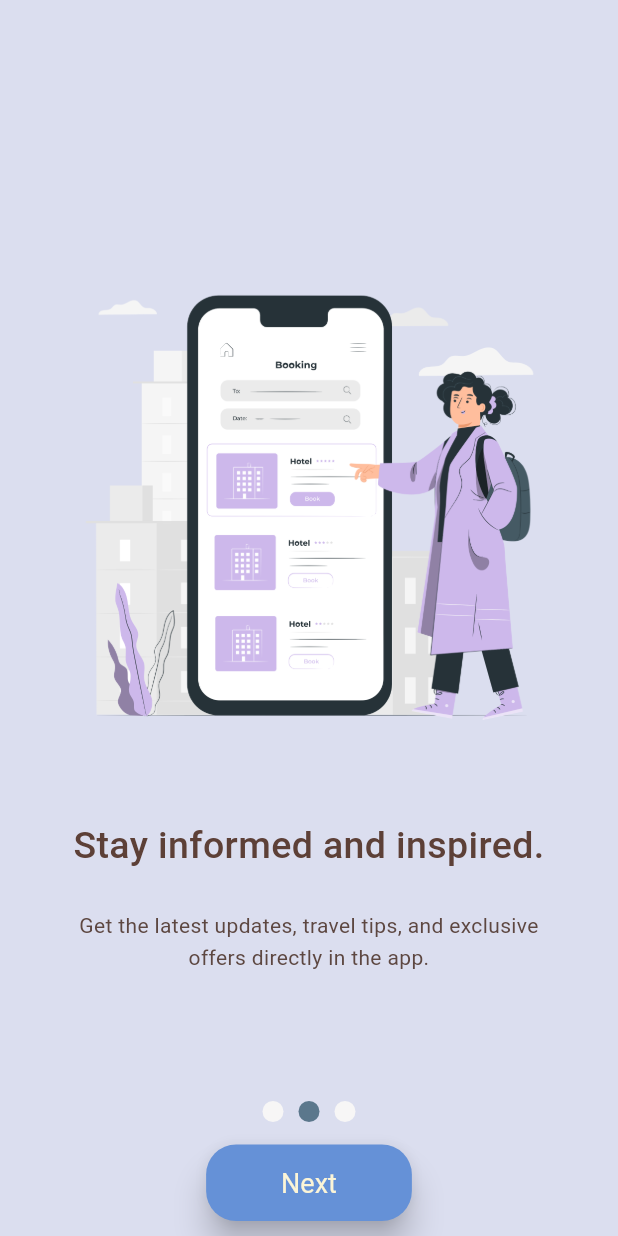
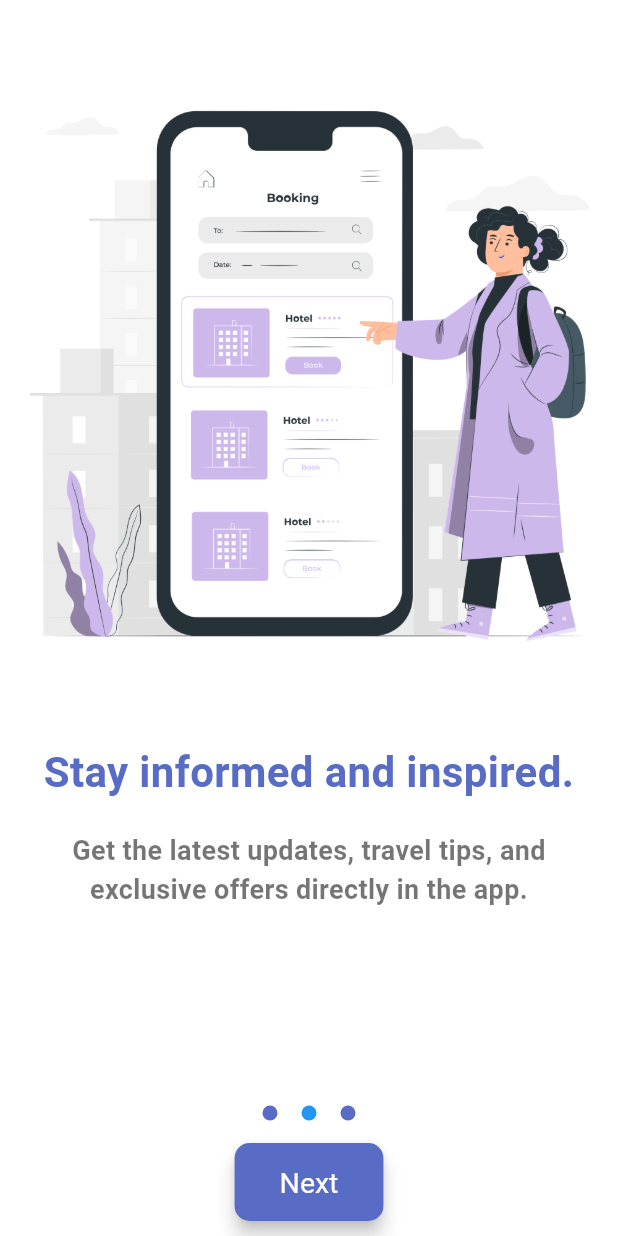
Before and after one commit to Binumaka/VoyageVue, a Flutter app: the screen it shows after launch, after a tap on "Next", on a phone screen of 412 x 824 dp. Run offline on Flutter 3.47's test engine with Material 3 defaults, Android fonts, the phone set to English and light mode, and no system bars; our stand-ins replace dartz, dio, equatable, flutter_bloc, get_it, hive_flutter and 4 more; accounts and stored records are empty; Roboto replaces fonts that are missing (GreatVibes Regular, Montserrat, SansSerif); statements that could not run were skipped; project files that could hold a hidden picture were left out.

Commit message:
changes in onboarding screen

```diff
--- a/lib/features/onboarding/domain/entity/onboarding_entity.dart
+++ /dev/null
@@ -1,11 +0,0 @@
-class OnboardingEntity {
-  final String title;
-  final String description;
-  final String image;
-
-  OnboardingEntity({
-    required this.title,
-    required this.description,
-    required this.image,
-  });
-}
--- a/lib/features/onboarding/domain/usecase/onboarding_usecase.dart
+++ /dev/null
@@ -1,25 +0,0 @@
-import 'package:voyagevue/features/onboarding/domain/entity/onboarding_entity.dart';
-
-class GetOnboardingData {
-  List<OnboardingEntity> call() {
-    return [
-      OnboardingEntity(
-        image: "assets/images/onboarding3.png",
-        title: "Visit your Dream Destination",
-        description: "Lets view the world together with more joy.",
-      ),
-      OnboardingEntity(
-        image: "assets/images/onboarding1.png",
-        title: "Stay informed and inspired.",
-        description:
-            "Get the latest updates, travel tips, and exclusive offers directly in the app.",
-      ),
-      OnboardingEntity(
-        image: "assets/images/onboarding2.png",
-        title: "Adventure is out there!",
-        description:
-            "Uncover hidden gems and iconic destinations tailored to your preferences.",
-      ),
-    ];
-  }
-}
--- a/lib/features/onboarding/presentation/view/onboarding_view.dart
+++ b/lib/features/onboarding/presentation/view/onboarding_view.dart
@@ -1,87 +1,188 @@
 import 'package:flutter/material.dart';
-import 'package:flutter/services.dart';
 import 'package:flutter_bloc/flutter_bloc.dart';
-import 'package:voyagevue/app/di/di.dart';
-import 'package:voyagevue/features/auth/domain/usecase/login_usecase.dart';
-import 'package:voyagevue/features/auth/presentation/view_model/login/login_bloc.dart';
-import 'package:voyagevue/features/auth/presentation/view_model/register/register_bloc.dart';
-import 'package:voyagevue/features/home/presentation/view_model/home_cubit.dart';
-import 'package:voyagevue/features/onboarding/domain/usecase/onboarding_usecase.dart';
-import 'package:voyagevue/features/onboarding/presentation/view_model/bloc/onboarding_bloc.dart';
-import 'package:voyagevue/features/onboarding/presentation/widget/bottom_navigation.dart';
-import 'package:voyagevue/features/onboarding/presentation/widget/build_image_container.dart';
+import 'package:voyagevue/features/onboarding/presentation/view_model/cubit/onboarding_cubit.dart';
 
 class OnboardingView extends StatelessWidget {
   const OnboardingView({super.key});
 
   @override
   Widget build(BuildContext context) {
-    return MultiBlocProvider(
-      providers: [
-        BlocProvider(
-          create: (context) => OnboardingBloc(GetOnboardingData()),
-        ),
-        BlocProvider(
-          create: (context) => LoginBloc(
-            loginUseCase: getIt<LoginUseCase>(),
-            registerBloc: getIt<RegisterBloc>(),
-            homeCubit: getIt<HomeCubit>(),
-          ),
-        ),
-      ],
-      child: const OnboardingScreen(),
+    return BlocProvider(
+      create: (_) => OnboardingCubit(),
+      child: BlocBuilder<OnboardingCubit, OnboardingState>(
+        builder: (context, state) {
+          final onboardingCubit = context.read<OnboardingCubit>();
+          return Scaffold(
+            body: PageView.builder(
+              controller: onboardingCubit.pageController,
+              itemCount: onboardingCubit.onboardingData.length,
+              onPageChanged: onboardingCubit.onPageChanged,
+              itemBuilder: (context, index) {
+                final pageData = onboardingCubit.onboardingData[index];
+                return OnboardingPage(
+                  title: pageData['title']!,
+                  subtitle: pageData['subtitle']!,
+                  image: pageData['image']!,
+                  isLastPage:
+                      index == onboardingCubit.onboardingData.length - 1,
+                  onNext: onboardingCubit.nextPage,
+                  onGetStarted: onboardingCubit.goToRegisterView(context),
+                  currentPageIndex: onboardingCubit.currentPage,
+                );
+              },
+              physics:
+                  const NeverScrollableScrollPhysics(), // Disable swipe navigation
+            ),
+          );
+        },
+      ),
     );
   }
 }
 
-class OnboardingScreen extends StatefulWidget {
-  const OnboardingScreen({super.key});
+class OnboardingPage extends StatelessWidget {
+  final String title;
+  final String subtitle;
+  final String image;
+  final bool isLastPage;
+  final VoidCallback onNext;
+  final VoidCallback onGetStarted;
+  final int currentPageIndex;
 
-  @override
-  OnboardingScreenState createState() => OnboardingScreenState();
-}
-
-class OnboardingScreenState extends State<OnboardingScreen> {
-  final PageController controller = PageController();
-
-  @override
-  void initState() {
-    super.initState();
-    SystemChrome.setPreferredOrientations([DeviceOrientation.portraitUp]);
-  }
-
-  @override
-  void dispose() {
-    SystemChrome.setPreferredOrientations([
-      DeviceOrientation.portraitUp,
-      DeviceOrientation.landscapeLeft,
-      DeviceOrientation.landscapeRight,
-    ]);
-    controller.dispose();
-    super.dispose();
-  }
+  const OnboardingPage({
+    super.key,
+    required this.title,
+    required this.subtitle,
+    required this.image,
+    required this.isLastPage,
+    required this.onNext,
+    required this.onGetStarted,
+    required this.currentPageIndex,
+  });
 
   @override
   Widget build(BuildContext context) {
-    return Scaffold(
-      body: BlocBuilder<OnboardingBloc, OnboardingState>(
-        builder: (context, state) {
-          return PageView(
-            controller: controller,
-            onPageChanged: (index) {},
-            children: state.onboardingItems.map((item) {
-              return buildImageContainer(
-                context,
-                const Color.fromARGB(255, 219, 222, 239),
-                item.title,
-                item.description,
-                item.image,
-              );
-            }).toList(),
-          );
-        },
-      ),
-      bottomSheet: CustomBottomNavigationBar(controller: controller),
+    final screenWidth = MediaQuery.of(context).size.width;
+    final bool isTablet = screenWidth > 600;
+    Color titleColor = const Color.fromARGB(255, 88, 108, 197);
+
+    return Column(
+      children: [
+        Expanded(
+          flex: 6,
+          child: Center(
+            child: Image.asset(
+              image,
+              fit: BoxFit.contain,
+            ),
+          ),
+        ),
+        Expanded(
+          flex: 4,
+          child: Padding(
+            padding: EdgeInsets.symmetric(
+              horizontal: isTablet ? 40.0 : 20.0,
+            ),
+            child: Column(
+              mainAxisAlignment: MainAxisAlignment.center,
+              crossAxisAlignment: CrossAxisAlignment.stretch,
+              children: [
+                Text(
+                  title,
+                  style: TextStyle(
+                    fontSize: isTablet ? 32 : 28,
+                    fontWeight: FontWeight.bold,
+                    color: titleColor,
+                  ),
+                  textAlign: TextAlign.center,
+                ),
+                SizedBox(height: isTablet ? 30 : 20),
+                Text(
+                  subtitle,
+                  style: TextStyle(
+                    fontSize: isTablet ? 20 : 18,
+                    fontWeight: FontWeight.w600,
+                    color: Colors.black54,
+                  ),
+                  textAlign: TextAlign.center,
+                ),
+                const Spacer(),
+
+                // Dots for page navigation
+                Column(
+                  children: [
+                    Row(
+                      mainAxisAlignment: MainAxisAlignment.center,
+                      children: List.generate(3, (index) {
+                        bool isSelected = currentPageIndex == index;
+                        return GestureDetector(
+                          onTap: () {
+                            context.read<OnboardingCubit>().goToPage(index);
+                          },
+                          child: Container(
+                            width: isTablet ? 12 : 10,
+                            height: isTablet ? 12 : 10,
+                            margin: EdgeInsets.symmetric(horizontal: 8),
+                            decoration: BoxDecoration(
+                              shape: BoxShape.circle,
+                              color: isSelected ? Colors.blue : titleColor,
+                            ),
+                          ),
+                        );
+                      }),
+                    ),
+                    SizedBox(
+                        height: isTablet
+                            ? 20
+                            : 15), // Space between dots and button
+
+                    // Next or Get Started button
+                    if (!isLastPage)
+                      ElevatedButton(
+                        onPressed: onNext,
+                        style: ElevatedButton.styleFrom(
+                          padding: EdgeInsets.symmetric(
+                            horizontal: isTablet ? 40 : 30,
+                            vertical: isTablet ? 20 : 15,
+                          ),
+                          backgroundColor: titleColor,
+                          elevation: 5,
+                        ),
+                        child: Text(
+                          "Next",
+                          style: TextStyle(
+                            fontSize: isTablet ? 21 : 19,
+                            color: Colors.white,
+                          ),
+                        ),
+                      ),
+                    if (isLastPage)
+                      ElevatedButton(
+                        onPressed: onGetStarted,
+                        style: ElevatedButton.styleFrom(
+                          padding: EdgeInsets.symmetric(
+                            horizontal: isTablet ? 40 : 30,
+                            vertical: isTablet ? 20 : 15,
+                          ),
+                          backgroundColor: titleColor,
+                          elevation: 5,
+                        ),
+                        child: Text(
+                          "Get Started",
+                          style: TextStyle(
+                            fontSize: isTablet ? 21 : 19,
+                            color: Colors.white,
+                          ),
+                        ),
+                      ),
+                  ],
+                ),
+                SizedBox(height: isTablet ? 20 : 10),
+              ],
+            ),
+          ),
+        ),
+      ],
     );
   }
 }
--- a/lib/features/onboarding/presentation/view_model/bloc/onboarding_bloc.dart
+++ /dev/null
@@ -1,38 +0,0 @@
-import 'package:bloc/bloc.dart';
-import 'package:voyagevue/features/onboarding/domain/entity/onboarding_entity.dart';
-import 'package:voyagevue/features/onboarding/domain/usecase/onboarding_usecase.dart';
-
-part 'onboarding_state.dart';
-
-class OnboardingBloc extends Cubit<OnboardingState> {
-  final GetOnboardingData getOnboardingData;
-
-  OnboardingBloc(this.getOnboardingData)
-      : super(OnboardingState(
-          onboardingItems: getOnboardingData(),
-          currentIndex: 0,
-        ));
-
-  void nextPage() {
-    if (state.currentIndex < state.onboardingItems.length - 1) {
-      emit(OnboardingState(
-        onboardingItems: state.onboardingItems,
-        currentIndex: state.currentIndex + 1,
-      ));
-    }
-  }
-
-  void skipToLastPage() {
-    emit(OnboardingState(
-      onboardingItems: state.onboardingItems,
-      currentIndex: state.onboardingItems.length - 1,
-    ));
-  }
-
-  void updateCurrentIndex(int index) {
-    emit(OnboardingState(
-      onboardingItems: state.onboardingItems,
-      currentIndex: index,
-    ));
-  }
-}
--- a/lib/features/onboarding/presentation/view_model/bloc/onboarding_state.dart
+++ /dev/null
@@ -1,11 +0,0 @@
-part of 'onboarding_bloc.dart';
-
-class OnboardingState {
-  final List<OnboardingEntity> onboardingItems;
-  final int currentIndex;
-
-  OnboardingState({
-    required this.onboardingItems,
-    required this.currentIndex,
-  });
-}
--- /dev/null
+++ b/lib/features/onboarding/presentation/view_model/cubit/onboarding_cubit.dart
@@ -0,0 +1,71 @@
+import 'package:flutter/material.dart';
+import 'package:flutter_bloc/flutter_bloc.dart';
+import 'package:voyagevue/features/auth/presentation/view/loginview.dart';
+
+class OnboardingCubit extends Cubit<OnboardingState> {
+  OnboardingCubit() : super(OnboardingInitial());
+
+  final PageController pageController = PageController();
+  int currentPage = 0;
+
+  final List<Map<String, String>> onboardingData = [
+    {
+      "title": "Visit your Dream Destination",
+      "subtitle": "Let's view the world together with more joy.",
+      "image": "assets/images/onboarding3.png",
+    },
+    {
+      "title": "Stay informed and inspired.",
+      "subtitle": "Get the latest updates, travel tips, and exclusive offers directly in the app.",
+      "image": "assets/images/onboarding1.png",
+    },
+    {
+      "title": "Adventure is out there!",
+      "subtitle": "Uncover hidden gems and iconic destinations tailored to your preferences.",
+      "image": "assets/images/onboarding2.png",
+    },
+  ];
+
+  void onPageChanged(int page) {
+    currentPage = page;
+    emit(OnboardingPageChanged(page));
+  }
+
+  void nextPage() {
+    if (currentPage < onboardingData.length - 1) {
+      pageController.nextPage(
+        duration: const Duration(milliseconds: 200),
+        curve: Curves.easeInOut,
+      );
+    }
+  }
+
+  void goToPage(int index) {
+    // This function allows jumping directly to a specific page when a dot is clicked
+    if (index >= 0 && index < onboardingData.length) {
+      pageController.jumpToPage(index);
+      currentPage = index;
+      emit(OnboardingPageChanged(index));
+    }
+  }
+
+  VoidCallback goToRegisterView(BuildContext context) {
+    return () {
+      Navigator.pushReplacement(
+        context,
+        MaterialPageRoute(
+          builder: (context) => LoginView(),
+        ),
+      );
+    };
+  }
+}
+
+abstract class OnboardingState {}
+
+class OnboardingInitial extends OnboardingState {}
+
+class OnboardingPageChanged extends OnboardingState {
+  final int page;
+  OnboardingPageChanged(this.page);
+}
--- a/lib/features/onboarding/presentation/widget/bottom_navigation.dart
+++ /dev/null
@@ -1,100 +0,0 @@
-import 'package:flutter/material.dart';
-import 'package:flutter_bloc/flutter_bloc.dart';
-import 'package:voyagevue/features/auth/presentation/view/loginview.dart';
-import 'package:voyagevue/features/onboarding/presentation/view_model/bloc/onboarding_bloc.dart';
-
-class CustomBottomNavigationBar extends StatelessWidget {
-  final PageController controller;
-
-  const CustomBottomNavigationBar({super.key, required this.controller});
-
-  @override
-  Widget build(BuildContext context) {
-    // Add a listener to the PageController
-    controller.addListener(() {
-      final currentIndex = controller.page?.round() ?? 0;
-      context.read<OnboardingBloc>().updateCurrentIndex(currentIndex);
-    });
-
-    return Container(
-      color: const Color.fromARGB(255, 219, 222, 239),
-      padding: const EdgeInsets.symmetric(horizontal: 15),
-      height: 100, // Adjusted height for spacing
-      child: Column(
-        mainAxisAlignment: MainAxisAlignment.center,
-        children: [
-          // Page Indicators
-          BlocBuilder<OnboardingBloc, OnboardingState>(
-            builder: (context, state) {
-              return Row(
-                mainAxisAlignment: MainAxisAlignment.center,
-                children: List.generate(state.onboardingItems.length, (index) {
-                  return GestureDetector(
-                    onTap: () {
-                      controller
-                          .jumpToPage(index); // Navigate to the selected page
-                      context
-                          .read<OnboardingBloc>()
-                          .updateCurrentIndex(index); // Update current index
-                    },
-                    child: Container(
-                      margin: const EdgeInsets.symmetric(horizontal: 5),
-                      width: 14,
-                      height: 14,
-                      decoration: BoxDecoration(
-                        shape: BoxShape.circle,
-                        color: state.currentIndex == index
-                            ? const Color.fromARGB(
-                                255, 91, 119, 140) // Active color
-                            : const Color.fromARGB(
-                                255, 247, 246, 246), // Inactive color
-                      ),
-                    ),
-                  );
-                }),
-              );
-            },
-          ),
-          const SizedBox(height: 15), // Spacing between indicators and button
-
-          // Next or Get Started Button
-          BlocBuilder<OnboardingBloc, OnboardingState>(
-            builder: (context, state) {
-              return ElevatedButton(
-                onPressed: () {
-                  if (state.currentIndex == state.onboardingItems.length - 1) {
-                    Navigator.pushReplacement(
-                      context,
-                      MaterialPageRoute(
-                        builder: (context) => const LoginView(),
-                      ),
-                    );
-                  } else {
-                    controller.nextPage(
-                      duration: const Duration(milliseconds: 600),
-                      curve: Curves.easeInOut,
-                    );
-                  }
-                },
-                style: ElevatedButton.styleFrom(
-                  padding:
-                      const EdgeInsets.symmetric(horizontal: 50, vertical: 15),
-                  shape: RoundedRectangleBorder(
-                    borderRadius: BorderRadius.circular(20),
-                  ),
-                ),
-                child: Text(
-                  state.currentIndex == state.onboardingItems.length - 1
-                      ? "Get Started"
-                      : "Next",
-                  style:
-                      const TextStyle(fontSize: 18, color: Color(0xFFFCF5D7)),
-                ),
-              );
-            },
-          ),
-        ],
-      ),
-    );
-  }
-}
--- a/lib/features/onboarding/presentation/widget/build_image_container.dart
+++ /dev/null
@@ -1,60 +0,0 @@
-import 'package:flutter/material.dart';
-
-Widget buildImageContainer(
-  BuildContext context,
-  Color color,
-  String title,
-  String subtitle,
-  String imagePath, {
-  bool isCircular = false,
-  double? imageWidth,
-  double? imageHeight,
-}) {
-  return SafeArea(
-    child: Container(
-      color: color,
-      padding: const EdgeInsets.symmetric(horizontal: 20, vertical: 30),
-      child: Center(
-        child: Column(
-          mainAxisSize: MainAxisSize.min,
-          crossAxisAlignment: CrossAxisAlignment.center,
-          children: [
-            SizedBox(
-              width: imageWidth ?? MediaQuery.of(context).size.width * 0.8,
-              height: imageHeight ?? MediaQuery.of(context).size.height * 0.39,
-              child: Image.asset(
-                imagePath,
-                fit: BoxFit.cover,
-              ),
-            ),
-            const SizedBox(height: 50),
-            Text(
-              title,
-              textAlign: TextAlign.center,
-              style: const TextStyle(
-                fontFamily: 'GreatVibes Regular',
-                fontWeight: FontWeight.w500,
-                fontSize: 25,
-                color: Color(0xFF5D4037),
-              ),
-            ),
-            const SizedBox(height: 25),
-            Container(
-              padding: const EdgeInsets.symmetric(horizontal: 30),
-              child: Text(
-                subtitle,
-                textAlign: TextAlign.center,
-                style: const TextStyle(
-                  fontFamily: 'SansSerif',
-                  fontSize: 14,
-                  color: Color.fromARGB(255, 93, 71, 65),
-                  height: 1.5,
-                ),
-              ),
-            ),
-          ],
-        ),
-      ),
-    ),
-  );
-}
```
